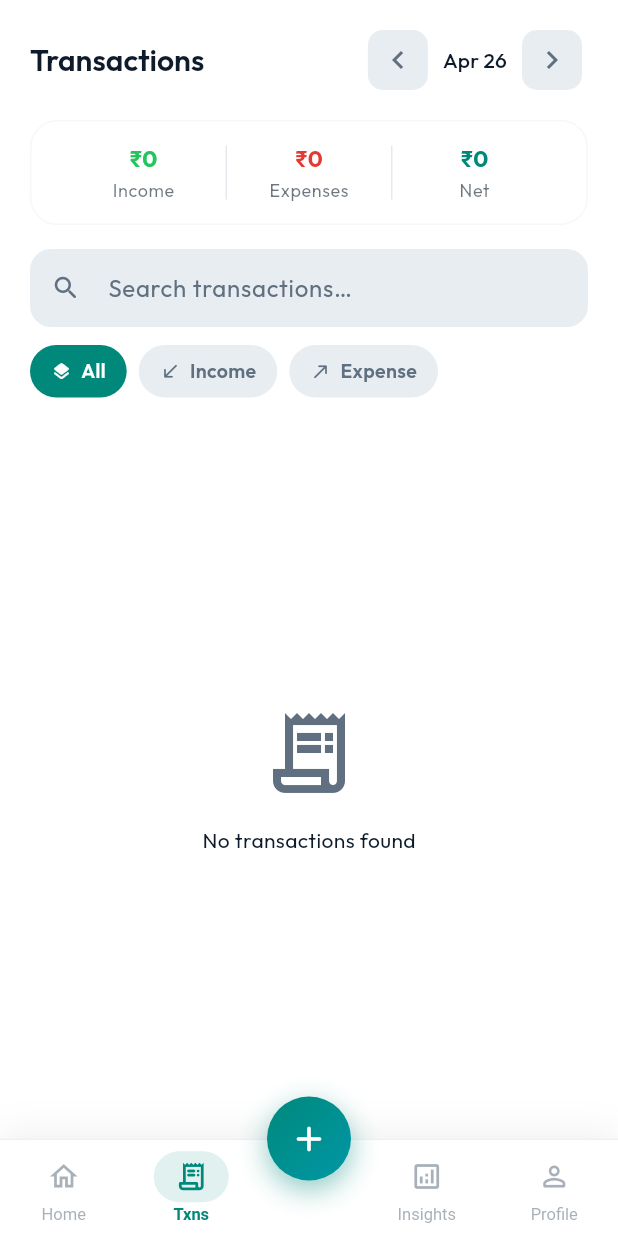
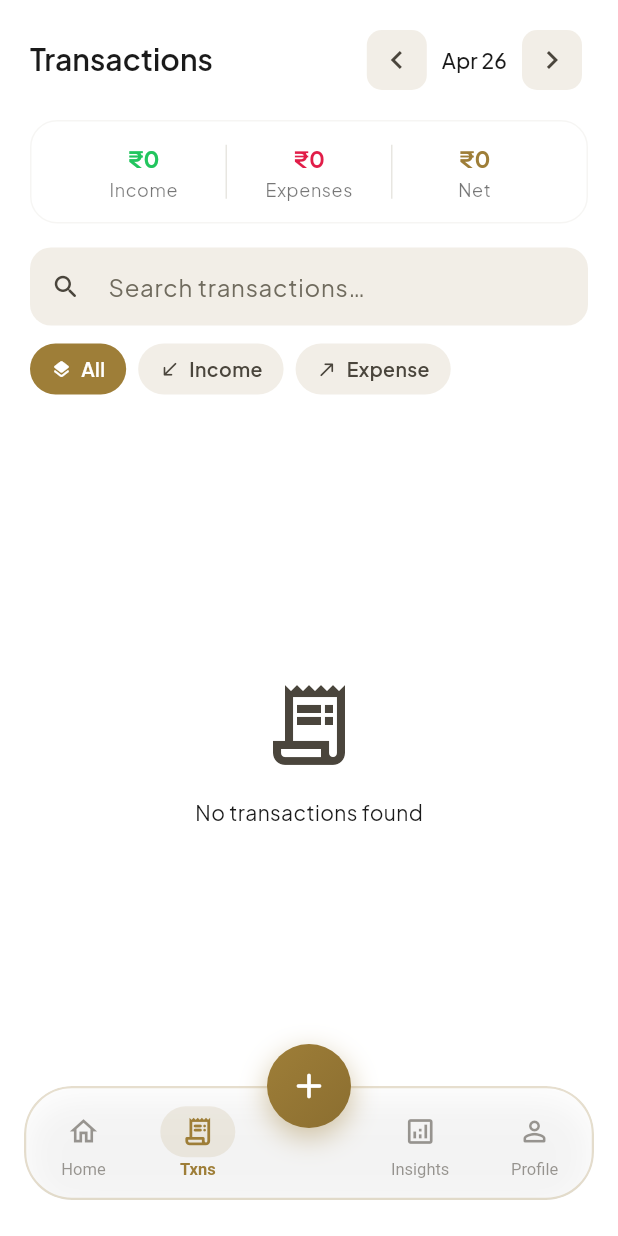
Before and after one commit to manosekar-m/Fin-Tracker, a Flutter app: the MainScreen screen opened directly, after a tap on the "chevron left" icon, after a tap on the "chevron right" icon, after a tap on "Txns", on a phone screen of 412 x 824 dp. Run offline on Flutter 3.47's test engine with Material 3 defaults, Android fonts, the phone set to English and light mode, and no system bars; our stand-ins replace fl_chart, flutter_animate, google_fonts, hive_flutter, image_picker, local_auth; missing offline and left inert: google_mlkit_text_recognition; accounts and stored records are empty; network calls fail.

Commit message:
feat: Premium UI Overhaul (Heirloom Gold palette & Executive Typography)

```diff
--- a/lib/main.dart
+++ b/lib/main.dart
@@ -117,13 +117,13 @@ class _MyAppState extends State<MyApp> {
                 decoration: BoxDecoration(
                   shape: BoxShape.circle,
                   gradient: const LinearGradient(
-                    colors: [Color(0xFF00897B), Color(0xFF0097A7)],
+                    colors: [Color(0xFFC5A059), Color(0xFFA68A56)],
                     begin: Alignment.topLeft,
                     end: Alignment.bottomRight,
                   ),
                   boxShadow: [
                     BoxShadow(
-                      color: const Color(0xFF00897B).withAlpha(89),
+                      color: const Color(0xFFC5A059).withAlpha(89),
                       blurRadius: 24,
                       offset: const Offset(0, 12),
                     ),
--- a/lib/screens/main_screen.dart
+++ b/lib/screens/main_screen.dart
@@ -1,4 +1,5 @@
 import 'package:flutter/material.dart';
+import 'dart:ui';
 import '../widgets/add_transaction_sheet.dart';
 import 'home_screen.dart';
 import 'transaction_screen.dart';
@@ -39,18 +40,31 @@ class _MainScreenState extends State<MainScreen> with SingleTickerProviderStateM
       body: IndexedStack(index: _selectedIndex, children: _screens),
       floatingActionButtonLocation: FloatingActionButtonLocation.centerDocked,
       floatingActionButton: _buildFab(context),
-      bottomNavigationBar: Container(
+      bottomNavigationBar: Padding(
+        padding: const EdgeInsets.fromLTRB(16, 0, 16, 24),
+        child: ClipRRect(
+          borderRadius: BorderRadius.circular(32),
+          child: BackdropFilter(
+            filter: ImageFilter.blur(sigmaX: 15, sigmaY: 15),
+            child: Container(
+              height: 76,
               decoration: BoxDecoration(
-          color: cs.surface,
-          border: Border(top: BorderSide(color: cs.outline.withAlpha(89), width: 1)),
-          boxShadow: isDark ? [] : [
-            BoxShadow(color: Colors.black.withAlpha(15), blurRadius: 20, offset: const Offset(0, -4)),
+                color: cs.surface.withAlpha(isDark ? 160 : 180),
+                borderRadius: BorderRadius.circular(32),
+                border: Border.all(
+                  color: isDark
+                      ? Colors.white.withAlpha(20)
+                      : cs.primary.withAlpha(60),
+                  width: 1.5,
+                ),
+                boxShadow: [
+                  BoxShadow(
+                    color: Colors.black.withAlpha(isDark ? 20 : 40),
+                    blurRadius: 20,
+                    offset: const Offset(0, 8),
+                  ),
                 ],
               ),
-        child: SafeArea(
-          top: false,
-          child: SizedBox(
-            height: 64,
               child: Row(
                 children: [
                   // Left two items
@@ -60,6 +74,7 @@ class _MainScreenState extends State<MainScreen> with SingleTickerProviderStateM
                   // Right two items
                   ...[2, 3].map((i) => Expanded(child: _navItem(context, i))),
                 ],
+              ),
             ),
           ),
         ),
--- a/lib/screens/profile_screen.dart
+++ b/lib/screens/profile_screen.dart
@@ -60,7 +60,7 @@ class _ProfileScreenState extends State<ProfileScreen> {
                 Text(
                   'Developer',
                   style: TextStyle(
-                    color: isDark ? Colors.white : const Color(0xFF0D1B2A),
+                    color: isDark ? Colors.white : const Color(0xFF1A1A1A),
                     fontSize: 20,
                     fontWeight: FontWeight.w800,
                     letterSpacing: 0.2,
@@ -148,7 +148,7 @@ class _ProfileScreenState extends State<ProfileScreen> {
                   Text(
                     'Manosekar M',
                     style: TextStyle(
-                      color: isDark ? Colors.white : const Color(0xFF0D1B2A),
+                      color: isDark ? Colors.white : const Color(0xFF1A1A1A),
                       fontSize: 20,
                       fontWeight: FontWeight.w900,
                       letterSpacing: -0.3,
@@ -162,7 +162,7 @@ class _ProfileScreenState extends State<ProfileScreen> {
                     style: TextStyle(
                       color: isDark
                           ? Colors.white.withAlpha(150)
-                          : const Color(0xFF607080),
+                          : const Color(0xFF706B5E),
                       fontSize: 13,
                       fontWeight: FontWeight.w400,
                     ),
@@ -424,7 +424,7 @@ class _ProfileScreenState extends State<ProfileScreen> {
                                 context,
                                 'Income',
                                 '₹${_fmt(provider.totalIncome)}',
-                                const Color(0xFF22C55E))),
+                                const Color(0xFF10B981))),
                         Container(
                             width: 1,
                             height: 40,
@@ -478,7 +478,7 @@ class _ProfileScreenState extends State<ProfileScreen> {
                         _switchTile(
                           context: context,
                           icon: Icons.dark_mode_rounded,
-                          iconBg: const Color(0xFF6366F1),
+                          iconBg: const Color(0xFFC5A059),
                           title: 'Dark appearance',
                           subtitle: 'Reduce eye strain',
                           value: provider.isDarkMode,
@@ -493,7 +493,7 @@ class _ProfileScreenState extends State<ProfileScreen> {
                         _switchTile(
                           context: context,
                           icon: Icons.fingerprint_rounded,
-                          iconBg: const Color(0xFF0D9488),
+                          iconBg: const Color(0xFF10B981),
                           title: 'Biometric security',
                           subtitle: 'Lock app with fingerprint',
                           value: provider.isBiometricEnabled,
@@ -515,7 +515,7 @@ class _ProfileScreenState extends State<ProfileScreen> {
                         _switchTile(
                           context: context,
                           icon: Icons.assignment_outlined,
-                          iconBg: const Color(0xFF8B5CF6),
+                          iconBg: const Color(0xFF706B5E),
                           title: 'Rough Plans',
                           subtitle: 'Plan trips or big purchases',
                           value: provider.isRoughPlansEnabled,
@@ -530,7 +530,7 @@ class _ProfileScreenState extends State<ProfileScreen> {
                         _sliderTile(
                           context: context,
                           icon: Icons.text_fields_rounded,
-                          iconBg: const Color(0xFFEC4899),
+                          iconBg: const Color(0xFF8B7E74),
                           title: 'Font Size',
                           subtitle: 'Scale: ${provider.fontSizeFactor.toStringAsFixed(1)}x',
                           value: provider.fontSizeFactor,
--- a/lib/screens/splash_screen.dart
+++ b/lib/screens/splash_screen.dart
@@ -103,7 +103,7 @@ class _SplashScreenState extends State<SplashScreen>
                         offset: Offset(0, _slide[i].value),
                         child: Text(
                           _chars[i],
-                          style: GoogleFonts.outfit(
+                          style: GoogleFonts.plusJakartaSans(
                             color: letterColor,
                             fontSize: 38,
                             fontWeight: FontWeight.w900,
@@ -123,7 +123,7 @@ class _SplashScreenState extends State<SplashScreen>
                   opacity: _tagFade.value,
                   child: Text(
                     'Your Money, Simplified',
-                    style: GoogleFonts.outfit(
+                    style: GoogleFonts.plusJakartaSans(
                       color: taglineColor,
                       fontSize: 13,
                       fontWeight: FontWeight.w400,
--- a/lib/screens/transaction_screen.dart
+++ b/lib/screens/transaction_screen.dart
@@ -297,7 +297,7 @@ class _TransactionScreenState extends State<TransactionScreen> {
                 const Text('Transaction deleted'),
               ],
             ),
-            duration: const Duration(seconds: 4),
+            duration: const Duration(seconds: 5),
             action: SnackBarAction(
               label: 'UNDO',
               onPressed: () => provider.addTransaction(tx),
--- a/lib/theme/app_theme.dart
+++ b/lib/theme/app_theme.dart
@@ -4,33 +4,38 @@ import 'package:google_fonts/google_fonts.dart';
 
 class AppTheme {
   // ─── Palette ────────────────────────────────────────────────────
-  static const _primaryLight = Color(0xFF00897B);
-  static const _primaryDark  = Color(0xFF26D0C4);
+  static const _primaryLight = Color(0xFF9E7E38); // Deeper Gold for Light Mode
+  static const _primaryDark  = Color(0xFFD4AF37);
 
-  static const _bgLight           = Color(0xFFF0F4F8);
+  static const _bgLight           = Color(0xFFFDFBF7);
   static const _surfaceLight      = Color(0xFFFFFFFF);
-  static const _surfaceHiLight    = Color(0xFFE8EDF2);
+  static const _surfaceHiLight    = Color(0xFFF2EEE7); // Darker HiLight for better separation
 
-  static const _bgDark            = Color(0xFF040914);
-  static const _surfaceDark       = Color(0x990B1426); // Semi-transparent for glass effect
-  static const _surfaceHiDark     = Color(0x9914203B);
+  static const _bgDark            = Color(0xFF050505);
+  static const _surfaceDark       = Color(0xDA121212); // Semi-transparent for glass effect
+  static const _surfaceHiDark     = Color(0xDA1E1E1E);
 
   // ─── Text Theme ─────────────────────────────────────────────────
-  static TextTheme _textTheme(Color base) => GoogleFonts.outfitTextTheme(TextTheme(
-        displayLarge:   TextStyle(color: base, fontWeight: FontWeight.w700, letterSpacing: -1.5),
-        displayMedium:  TextStyle(color: base, fontWeight: FontWeight.w700, letterSpacing: -0.5),
-        displaySmall:   TextStyle(color: base, fontWeight: FontWeight.w600),
-        headlineLarge:  TextStyle(color: base, fontWeight: FontWeight.w700),
-        headlineMedium: TextStyle(color: base, fontWeight: FontWeight.w700),
-        headlineSmall:  TextStyle(color: base, fontWeight: FontWeight.w600, fontSize: 20),
-        titleLarge:     TextStyle(color: base, fontWeight: FontWeight.w600, fontSize: 18),
-        titleMedium:    TextStyle(color: base, fontWeight: FontWeight.w600, fontSize: 16),
-        titleSmall:     TextStyle(color: base, fontWeight: FontWeight.w500, fontSize: 14),
-        bodyLarge:      TextStyle(color: base, fontSize: 16),
-        bodyMedium:     TextStyle(color: base, fontSize: 14),
-        bodySmall:      TextStyle(color: base.withAlpha(153), fontSize: 12),
-        labelLarge:     TextStyle(color: base, fontWeight: FontWeight.w600, fontSize: 14),
-      ));
+  static TextTheme _textTheme(Color base) {
+    final sansTheme = GoogleFonts.plusJakartaSansTextTheme();
+    final serifTheme = GoogleFonts.crimsonProTextTheme();
+
+    return sansTheme.copyWith(
+      displayLarge:   serifTheme.displayLarge?.copyWith(color: base, fontWeight: FontWeight.w800, letterSpacing: -1.5),
+      displayMedium:  serifTheme.displayMedium?.copyWith(color: base, fontWeight: FontWeight.w700, letterSpacing: -0.5),
+      displaySmall:   serifTheme.displaySmall?.copyWith(color: base, fontWeight: FontWeight.w600),
+      headlineLarge:  sansTheme.headlineLarge?.copyWith(color: base, fontWeight: FontWeight.w800, letterSpacing: -0.5),
+      headlineMedium: sansTheme.headlineMedium?.copyWith(color: base, fontWeight: FontWeight.w700),
+      headlineSmall:  sansTheme.headlineSmall?.copyWith(color: base, fontWeight: FontWeight.w600, fontSize: 20),
+      titleLarge:     sansTheme.titleLarge?.copyWith(color: base, fontWeight: FontWeight.w600, fontSize: 18),
+      titleMedium:    sansTheme.titleMedium?.copyWith(color: base, fontWeight: FontWeight.w600, fontSize: 16),
+      titleSmall:     sansTheme.titleSmall?.copyWith(color: base, fontWeight: FontWeight.w500, fontSize: 14),
+      bodyLarge:      sansTheme.bodyLarge?.copyWith(color: base, fontSize: 16, height: 1.5),
+      bodyMedium:     sansTheme.bodyMedium?.copyWith(color: base, fontSize: 14, height: 1.4),
+      bodySmall:      sansTheme.bodySmall?.copyWith(color: base.withAlpha(153), fontSize: 12),
+      labelLarge:     sansTheme.labelLarge?.copyWith(color: base, fontWeight: FontWeight.w600, fontSize: 14),
+    );
+  }
 
   // ─── Input Decoration ─────────────────────────────────────────
   static InputDecorationTheme _inputTheme(Color fill, Color focused, Color label) =>
@@ -41,8 +46,8 @@ class AppTheme {
         enabledBorder: OutlineInputBorder(borderRadius: BorderRadius.circular(14), borderSide: BorderSide.none),
         focusedBorder: OutlineInputBorder(borderRadius: BorderRadius.circular(14), borderSide: BorderSide(color: focused, width: 1.5)),
         contentPadding: const EdgeInsets.symmetric(horizontal: 16, vertical: 14),
-        labelStyle: GoogleFonts.outfit(color: label),
-        hintStyle: GoogleFonts.outfit(color: label),
+        labelStyle: GoogleFonts.plusJakartaSans(color: label),
+        hintStyle: GoogleFonts.plusJakartaSans(color: label),
       );
 
   // ─── Light Theme ────────────────────────────────────────────────
@@ -51,15 +56,15 @@ class AppTheme {
       brightness: Brightness.light,
       primary:           _primaryLight,
       onPrimary:         Colors.white,
-      secondary:         Color(0xFF0097A7),
+      secondary:         Color(0xFF8B6E30), // Deeper secondary for light mode
       onSecondary:       Colors.white,
-      error:             Color(0xFFE53935),
+      error:             Color(0xFFE11D48),
       onError:           Colors.white,
       surface:           _surfaceLight,
-      onSurface:         Color(0xFF0D1B2A),
+      onSurface:         Color(0xFF1A1A1A),
       surfaceContainerHighest: _surfaceHiLight,
-      onSurfaceVariant:  Color(0xFF607080),
-      outline:           Color(0xFFCDD5DF),
+      onSurfaceVariant:  Color(0xFF4A453C), // Much darker for legibility
+      outline:           Color(0xFFD1CEC4), // More prominent outline
     );
 
     return ThemeData(
@@ -67,26 +72,27 @@ class AppTheme {
       brightness: Brightness.light,
       colorScheme: cs,
       scaffoldBackgroundColor: _bgLight,
-      textTheme: _textTheme(const Color(0xFF0D1B2A)),
+      textTheme: _textTheme(const Color(0xFF1A1A1A)),
       appBarTheme: AppBarTheme(
         backgroundColor: _bgLight,
         elevation: 0,
         centerTitle: false,
         systemOverlayStyle: SystemUiOverlayStyle.dark,
-        titleTextStyle: GoogleFonts.outfit(color: const Color(0xFF0D1B2A), fontSize: 22, fontWeight: FontWeight.w700),
-        iconTheme: const IconThemeData(color: Color(0xFF0D1B2A)),
+        titleTextStyle: GoogleFonts.plusJakartaSans(color: const Color(0xFF1A1A1A), fontSize: 22, fontWeight: FontWeight.w700),
+        iconTheme: const IconThemeData(color: Color(0xFF1A1A1A)),
       ),
       cardTheme: CardThemeData(
         color: _surfaceLight,
-        elevation: 0,
+        elevation: 4, // Added elevation for light mode
+        shadowColor: Colors.black.withAlpha(20),
         margin: EdgeInsets.zero,
         shape: RoundedRectangleBorder(borderRadius: BorderRadius.circular(20)),
       ),
-      inputDecorationTheme: _inputTheme(_surfaceHiLight, _primaryLight, const Color(0xFF607080)),
+      inputDecorationTheme: _inputTheme(_surfaceHiLight, _primaryLight, const Color(0xFF706B5E)),
       chipTheme: ChipThemeData(
         backgroundColor: _surfaceHiLight,
         selectedColor: _primaryLight,
-        labelStyle: GoogleFonts.outfit(fontWeight: FontWeight.w500),
+        labelStyle: GoogleFonts.plusJakartaSans(fontWeight: FontWeight.w500),
         padding: const EdgeInsets.symmetric(horizontal: 12, vertical: 8),
         shape: RoundedRectangleBorder(borderRadius: BorderRadius.circular(20)),
         side: BorderSide.none,
@@ -98,13 +104,13 @@ class AppTheme {
           elevation: 0,
           padding: const EdgeInsets.symmetric(vertical: 16, horizontal: 24),
           shape: RoundedRectangleBorder(borderRadius: BorderRadius.circular(14)),
-          textStyle: GoogleFonts.outfit(fontWeight: FontWeight.w600, fontSize: 16),
+          textStyle: GoogleFonts.plusJakartaSans(fontWeight: FontWeight.w600, fontSize: 16),
         ),
       ),
       navigationBarTheme: NavigationBarThemeData(
         backgroundColor: _surfaceLight,
         indicatorColor: _primaryLight.withAlpha(30),
-        labelTextStyle: WidgetStateProperty.all(GoogleFonts.outfit(fontSize: 11, fontWeight: FontWeight.w500)),
+        labelTextStyle: WidgetStateProperty.all(GoogleFonts.plusJakartaSans(fontSize: 11, fontWeight: FontWeight.w500)),
       ),
       progressIndicatorTheme: const ProgressIndicatorThemeData(color: _primaryLight),
     );
@@ -115,16 +121,16 @@ class AppTheme {
     const cs = ColorScheme(
       brightness: Brightness.dark,
       primary:           _primaryDark,
-      onPrimary:         Color(0xFF00201D),
-      secondary:         Color(0xFF4DD0E1),
-      onSecondary:       Color(0xFF002026),
-      error:             Color(0xFFFF6B6B),
+      onPrimary:         Color(0xFF050505),
+      secondary:         Color(0xFFC5A059),
+      onSecondary:       Color(0xFF050505),
+      error:             Color(0xFFE11D48),
       onError:           Colors.black,
       surface:           _surfaceDark,
-      onSurface:         Color(0xFFE8EDF2),
+      onSurface:         Color(0xFFFDFBF7),
       surfaceContainerHighest: _surfaceHiDark,
-      onSurfaceVariant:  Color(0xFF8A9BB0),
-      outline:           Color(0xFF1E2D42),
+      onSurfaceVariant:  Color(0xFFA6A29A),
+      outline:           Color(0xFF2C2C2C),
     );
 
     return ThemeData(
@@ -132,14 +138,14 @@ class AppTheme {
       brightness: Brightness.dark,
       colorScheme: cs,
       scaffoldBackgroundColor: _bgDark,
-      textTheme: _textTheme(const Color(0xFFE8EDF2)),
+      textTheme: _textTheme(const Color(0xFFFDFBF7)),
       appBarTheme: AppBarTheme(
         backgroundColor: _bgDark,
         elevation: 0,
         centerTitle: false,
         systemOverlayStyle: SystemUiOverlayStyle.light,
-        titleTextStyle: GoogleFonts.outfit(color: const Color(0xFFE8EDF2), fontSize: 22, fontWeight: FontWeight.w700),
-        iconTheme: const IconThemeData(color: Color(0xFFE8EDF2)),
+        titleTextStyle: GoogleFonts.plusJakartaSans(color: const Color(0xFFFDFBF7), fontSize: 22, fontWeight: FontWeight.w700),
+        iconTheme: const IconThemeData(color: Color(0xFFFDFBF7)),
       ),
       cardTheme: CardThemeData(
         color: _surfaceDark,
@@ -147,11 +153,11 @@ class AppTheme {
         margin: EdgeInsets.zero,
         shape: RoundedRectangleBorder(borderRadius: BorderRadius.circular(20)),
       ),
-      inputDecorationTheme: _inputTheme(_surfaceHiDark, _primaryDark, const Color(0xFF8A9BB0)),
+      inputDecorationTheme: _inputTheme(_surfaceHiDark, _primaryDark, const Color(0xFFA6A29A)),
       chipTheme: ChipThemeData(
         backgroundColor: _surfaceHiDark,
         selectedColor: _primaryDark,
-        labelStyle: GoogleFonts.outfit(fontWeight: FontWeight.w500),
+        labelStyle: GoogleFonts.plusJakartaSans(fontWeight: FontWeight.w500),
         padding: const EdgeInsets.symmetric(horizontal: 12, vertical: 8),
         shape: RoundedRectangleBorder(borderRadius: BorderRadius.circular(20)),
         side: BorderSide.none,
@@ -159,17 +165,17 @@ class AppTheme {
       elevatedButtonTheme: ElevatedButtonThemeData(
         style: ElevatedButton.styleFrom(
           backgroundColor: _primaryDark,
-          foregroundColor: const Color(0xFF00201D),
+          foregroundColor: const Color(0xFF050505),
           elevation: 0,
           padding: const EdgeInsets.symmetric(vertical: 16, horizontal: 24),
           shape: RoundedRectangleBorder(borderRadius: BorderRadius.circular(14)),
-          textStyle: GoogleFonts.outfit(fontWeight: FontWeight.w600, fontSize: 16),
+          textStyle: GoogleFonts.plusJakartaSans(fontWeight: FontWeight.w600, fontSize: 16),
         ),
       ),
       navigationBarTheme: NavigationBarThemeData(
         backgroundColor: _surfaceDark,
         indicatorColor: _primaryDark.withAlpha(38),
-        labelTextStyle: WidgetStateProperty.all(GoogleFonts.outfit(fontSize: 11, fontWeight: FontWeight.w500)),
+        labelTextStyle: WidgetStateProperty.all(GoogleFonts.plusJakartaSans(fontSize: 11, fontWeight: FontWeight.w500)),
       ),
       progressIndicatorTheme: const ProgressIndicatorThemeData(color: _primaryDark),
     );
--- a/lib/utils/constants.dart
+++ b/lib/utils/constants.dart
@@ -2,22 +2,22 @@ import 'package:flutter/material.dart';
 import '../models/transaction_model.dart';
 
 class AppColors {
-  static const primary = Color(0xFF00796B);
-  static const secondary = Color(0xFF004D40);
-  static const income = Color(0xFF4CAF50);
-  static const expense = Color(0xFFE57373);
-  static const background = Color(0xFFF5F5F5);
+  static const primary = Color(0xFF9E7E38);
+  static const secondary = Color(0xFF8B6E30);
+  static const income = Color(0xFF10B981);
+  static const expense = Color(0xFFE11D48);
+  static const background = Color(0xFFFDFBF7);
 }
 
 final List<CategoryModel> categories = [
-  CategoryModel(name: 'Food', icon: Icons.restaurant, color: Colors.orange),
-  CategoryModel(name: 'Transport', icon: Icons.directions_car, color: Colors.blue),
-  CategoryModel(name: 'Shopping', icon: Icons.shopping_bag, color: Colors.pink),
-  CategoryModel(name: 'Bills', icon: Icons.receipt, color: Colors.red),
-  CategoryModel(name: 'Entertainment', icon: Icons.movie, color: Colors.purple),
-  CategoryModel(name: 'Health', icon: Icons.medical_services, color: Colors.green),
-  CategoryModel(name: 'Education', icon: Icons.school, color: Colors.indigo),
-  CategoryModel(name: 'Salary', icon: Icons.payments, color: Colors.teal),
-  CategoryModel(name: 'Investment', icon: Icons.trending_up, color: Colors.cyan),
-  CategoryModel(name: 'Gift', icon: Icons.card_giftcard, color: Colors.amber),
+  CategoryModel(name: 'Food', icon: Icons.restaurant, color: const Color(0xFF8B7E74)),
+  CategoryModel(name: 'Transport', icon: Icons.directions_car, color: const Color(0xFF64748B)),
+  CategoryModel(name: 'Shopping', icon: Icons.shopping_bag, color: const Color(0xFFA68A56)),
+  CategoryModel(name: 'Bills', icon: Icons.receipt, color: const Color(0xFF706B5E)),
+  CategoryModel(name: 'Entertainment', icon: Icons.movie, color: const Color(0xFF475569)),
+  CategoryModel(name: 'Health', icon: Icons.medical_services, color: const Color(0xFF0D9488)),
+  CategoryModel(name: 'Education', icon: Icons.school, color: const Color(0xFF94A3B8)),
+  CategoryModel(name: 'Salary', icon: Icons.payments, color: const Color(0xFF059669)),
+  CategoryModel(name: 'Investment', icon: Icons.trending_up, color: const Color(0xFFC5A059)),
+  CategoryModel(name: 'Gift', icon: Icons.card_giftcard, color: const Color(0xFF9A3412)),
 ];
```
Also changed, not shown: 1 other file. Lines whose indentation alone changed are shown as unchanged.
